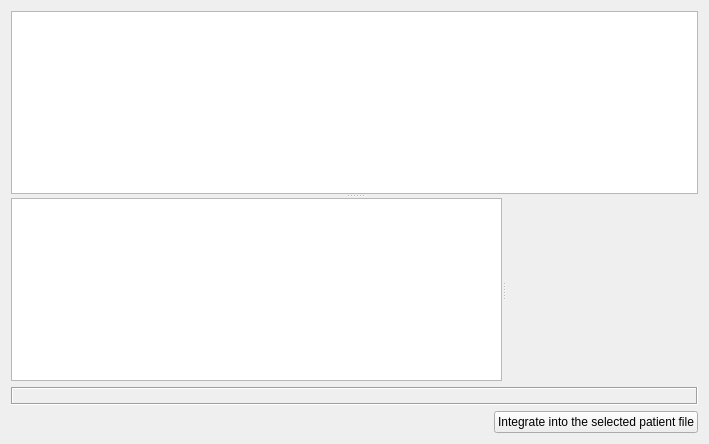
Old version of the form plugins/toolsplugin/hprimintegrator/hprimintegratorwidget.ui in the repository FreeHealth/freehealth.
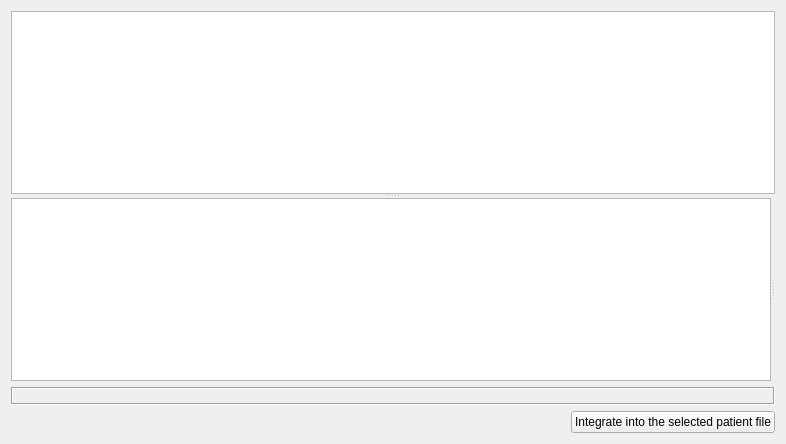
New version of the form. Custom widgets are drawn as their Qt base class.

The edit to the form file:
```diff
--- a/plugins/toolsplugin/hprimintegrator/hprimintegratorwidget.ui
+++ b/plugins/toolsplugin/hprimintegrator/hprimintegratorwidget.ui
@@ -25,6 +25,18 @@
        <enum>Qt::Horizontal</enum>
       </property>
       <widget class="QPlainTextEdit" name="contentViewer">
+       <property name="minimumSize">
+        <size>
+         <width>760</width>
+         <height>0</height>
+        </size>
+       </property>
+       <property name="baseSize">
+        <size>
+         <width>760</width>
+         <height>0</height>
+        </size>
+       </property>
        <property name="readOnly">
         <bool>true</bool>
        </property>
```
Left out of the diff: 2 changed lines with no effect on the pictures.
